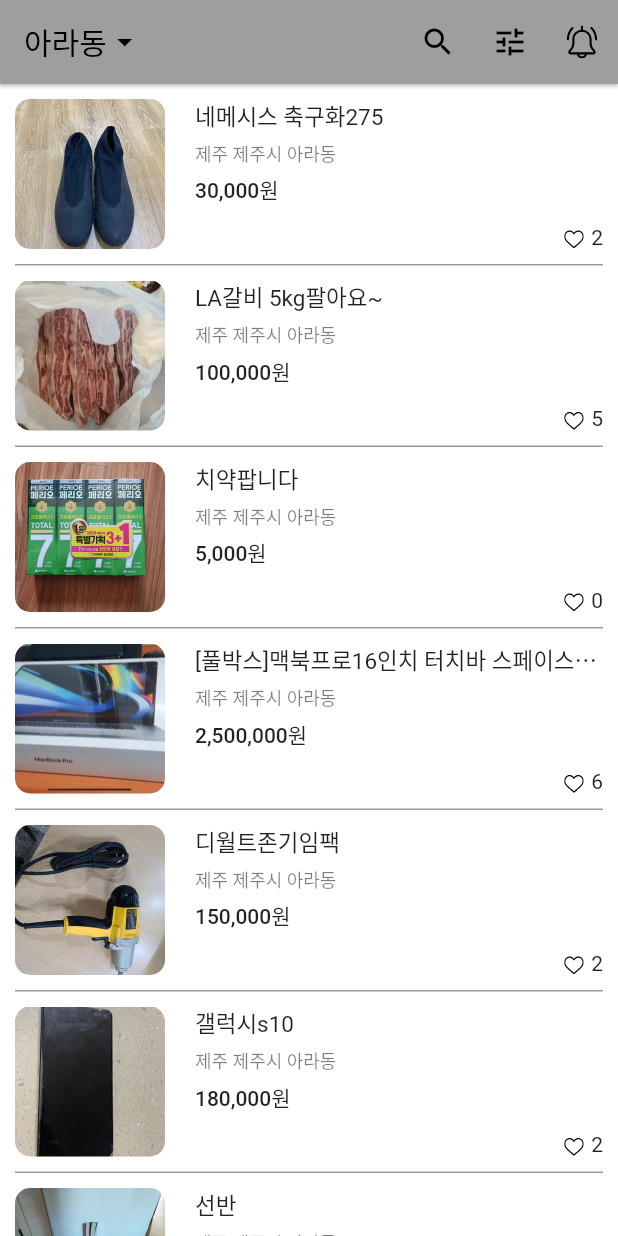
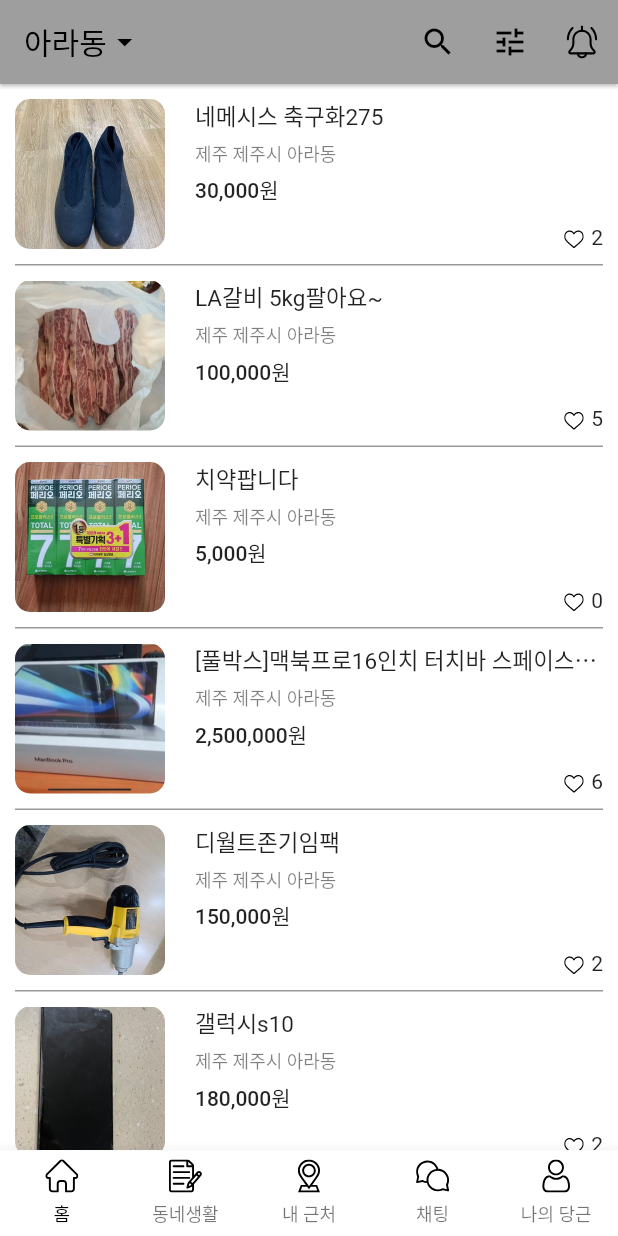
Before and after one commit to orchsik/carrot-market, a Flutter app: the screen it shows after launch, on a phone screen of 412 x 824 dp. Run offline on Flutter 3.47's test engine with Material 2 defaults, Android fonts, the phone set to English and light mode, and no system bars; our stand-ins replace flutter_svg.

Commit message:
Add: 바텀네비게이션

```diff
--- a/lib/page/home.dart
+++ b/lib/page/home.dart
@@ -11,6 +11,7 @@ class Home extends StatefulWidget {
 
 class _HomeState extends State<Home> {
   List<Map<String, String>> datas = [];
+  int _currentPageIndex = 0;
 
   @override
   void initState() {
@@ -206,14 +207,48 @@ class _HomeState extends State<Home> {
         itemCount: 10);
   }
 
+  BottomNavigationBarItem _bottomNavigationBarItem(
+      String iconName, String label) {
+    return BottomNavigationBarItem(
+      icon: Padding(
+        padding: const EdgeInsets.only(bottom: 5),
+        child: SvgPicture.asset(
+          "assets/svg/${iconName}_off.svg",
+          width: 22,
+        ),
+      ),
+      label: label,
+    );
+  }
+
+  Widget _bottomNavigationBarWidget() {
+    return BottomNavigationBar(
+      type: BottomNavigationBarType.fixed,
+      onTap: (int index) {
+        print(index);
+        setState(() {
+          _currentPageIndex = index;
+        });
+      },
+      currentIndex: _currentPageIndex,
+      selectedItemColor: Colors.black,
+      selectedLabelStyle: TextStyle(color: Colors.black),
+      selectedFontSize: 12,
+      items: [
+        _bottomNavigationBarItem("home", "홈"),
+        _bottomNavigationBarItem("notes", "동네생활"),
+        _bottomNavigationBarItem("location", "내 근처"),
+        _bottomNavigationBarItem("chat", "채팅"),
+        _bottomNavigationBarItem("user", "나의 당근"),
+      ],
+    );
+  }
+
   @override
   Widget build(BuildContext context) {
     return Scaffold(
-      appBar: _appbarWidget(),
-      body: _bodyWidget(),
-      // bottomNavigationBar: Container(
-      //   color: Colors.red,
-      // ),
-    );
+        appBar: _appbarWidget(),
+        body: _bodyWidget(),
+        bottomNavigationBar: _bottomNavigationBarWidget());
   }
 }
```
